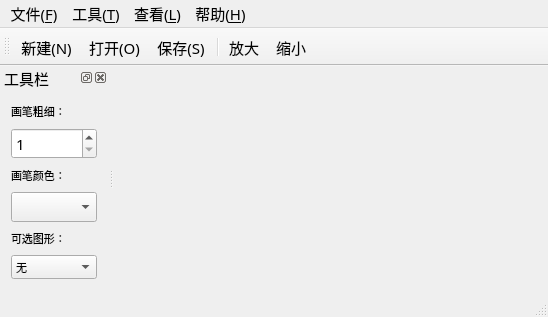
The window that mainwindow.ui (419267209/LINUX_PAINTING) describes before a commit, drawn with Qt 5.
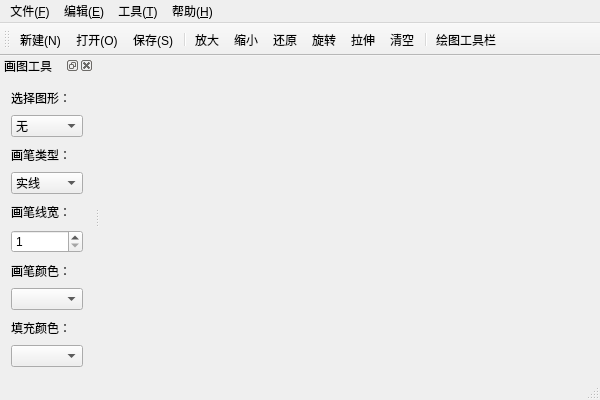
The same window after the commit. Icons and pictures are not drawn.

Commit message:
绘图软件最终版，功能基本实现
在界面的基础上，实现了简单图形、直线的绘制，实线点线极其颜色选择、线笔宽度等功能。

What changed in the file:
```diff
--- a/mainwindow.ui
+++ b/mainwindow.ui
@@ -6,19 +6,12 @@
    <rect>
     <x>0</x>
     <y>0</y>
-    <width>548</width>
-    <height>317</height>
+    <width>600</width>
+    <height>400</height>
    </rect>
   </property>
-  <property name="font">
-   <font>
-    <family>文泉驿等宽微米黑</family>
-    <pointsize>11</pointsize>
-    <italic>false</italic>
-   </font>
-  </property>
   <property name="windowTitle">
-   <string>MainWindow</string>
+   <string>Qt绘图</string>
   </property>
   <widget class="QWidget" name="centralWidget"/>
   <widget class="QMenuBar" name="menuBar">
@@ -26,49 +19,52 @@
     <rect>
      <x>0</x>
      <y>0</y>
-     <width>548</width>
-     <height>24</height>
+     <width>600</width>
+     <height>23</height>
     </rect>
    </property>
-   <widget class="QMenu" name="menu">
+   <widget class="QMenu" name="menu_F">
     <property name="title">
      <string>文件(&amp;F)</string>
     </property>
-    <addaction name="action"/>
-    <addaction name="action_2"/>
+    <addaction name="action_N"/>
+    <addaction name="action_O"/>
     <addaction name="separator"/>
-    <addaction name="action_3"/>
+    <addaction name="action_S"/>
+    <addaction name="action_A"/>
+    <addaction name="separator"/>
+    <addaction name="action_P"/>
+    <addaction name="separator"/>
+    <addaction name="action_X"/>
+   </widget>
+   <widget class="QMenu" name="menu_E">
+    <property name="title">
+     <string>编辑(&amp;E)</string>
+    </property>
     <addaction name="action_4"/>
-    <addaction name="separator"/>
     <addaction name="action_5"/>
-    <addaction name="separator"/>
     <addaction name="action_6"/>
-   </widget>
-   <widget class="QMenu" name="menu_2">
-    <property name="title">
-     <string>查看(&amp;L)</string>
-    </property>
     <addaction name="action_7"/>
     <addaction name="action_8"/>
-    <addaction name="action100"/>
+    <addaction name="separator"/>
+    <addaction name="action_10"/>
    </widget>
-   <widget class="QMenu" name="menu_3">
-    <property name="title">
-     <string>帮助(&amp;H)</string>
-    </property>
-    <addaction name="action_9"/>
-    <addaction name="actionHelp"/>
-   </widget>
-   <widget class="QMenu" name="menu_4">
+   <widget class="QMenu" name="menu_T">
     <property name="title">
      <string>工具(&amp;T)</string>
     </property>
-    <addaction name="action_13"/>
+    <addaction name="action_11"/>
    </widget>
-   <addaction name="menu"/>
-   <addaction name="menu_4"/>
-   <addaction name="menu_2"/>
-   <addaction name="menu_3"/>
+   <widget class="QMenu" name="menu_H">
+    <property name="title">
+     <string>帮助(&amp;H)</string>
+    </property>
+    <addaction name="action_12"/>
+   </widget>
+   <addaction name="menu_F"/>
+   <addaction name="menu_E"/>
+   <addaction name="menu_T"/>
+   <addaction name="menu_H"/>
   </widget>
   <widget class="QToolBar" name="mainToolBar">
    <attribute name="toolBarArea">
@@ -77,76 +73,38 @@
    <attribute name="toolBarBreak">
     <bool>false</bool>
    </attribute>
-   <addaction name="action"/>
-   <addaction name="action_2"/>
-   <addaction name="action_3"/>
+   <addaction name="action_N"/>
+   <addaction name="action_O"/>
+   <addaction name="action_S"/>
    <addaction name="separator"/>
+   <addaction name="action_4"/>
+   <addaction name="action_5"/>
+   <addaction name="action_6"/>
    <addaction name="action_7"/>
    <addaction name="action_8"/>
+   <addaction name="action_10"/>
+   <addaction name="separator"/>
+   <addaction name="action_11"/>
   </widget>
   <widget class="QStatusBar" name="statusBar"/>
-  <widget class="QDockWidget" name="dockWidget_2">
+  <widget class="QDockWidget" name="dockWidget">
    <property name="windowTitle">
-    <string>工具栏</string>
+    <string>画图工具</string>
    </property>
    <attribute name="dockWidgetArea">
     <number>1</number>
    </attribute>
-   <widget class="QWidget" name="dockWidgetContents_2">
-    <layout class="QVBoxLayout" name="verticalLayout">
-     <item>
-      <widget class="QLabel" name="width_pen">
-       <property name="font">
-        <font>
-         <pointsize>8</pointsize>
-        </font>
-       </property>
+   <widget class="QWidget" name="dockWidgetContents">
+    <layout class="QGridLayout" name="gridLayout">
+     <item row="0" column="0">
+      <widget class="QLabel" name="label">
        <property name="text">
-        <string>画笔粗细：</string>
+        <string>选择图形：</string>
        </property>
       </widget>
      </item>
-     <item>
-      <widget class="QSpinBox" name="pen_spinBox">
-       <property name="minimum">
-        <number>1</number>
-       </property>
-      </widget>
-     </item>
-     <item>
-      <widget class="QLabel" name="color_pen">
-       <property name="font">
-        <font>
-         <pointsize>8</pointsize>
-        </font>
-       </property>
-       <property name="text">
-        <string>画笔颜色：</string>
-       </property>
-      </widget>
-     </item>
-     <item>
-      <widget class="QComboBox" name="color_pen_comboBox"/>
-     </item>
-     <item>
-      <widget class="QLabel" name="gragh_to_choose">
-       <property name="font">
-        <font>
-         <pointsize>8</pointsize>
-        </font>
-       </property>
-       <property name="text">
-        <string>可选图形：</string>
-       </property>
-      </widget>
-     </item>
-     <item>
-      <widget class="QComboBox" name="gragh_comboBox">
-       <property name="font">
-        <font>
-         <pointsize>8</pointsize>
-        </font>
-       </property>
+     <item row="1" column="0">
+      <widget class="QComboBox" name="shapeComboBox">
        <item>
         <property name="text">
          <string>无</string>
@@ -157,27 +115,77 @@
          <string>直线</string>
         </property>
        </item>
-       <item>
-        <property name="text">
-         <string>圆形</string>
-        </property>
-       </item>
-       <item>
-        <property name="text">
-         <string>椭圆形</string>
-        </property>
-       </item>
        <item>
         <property name="text">
          <string>矩形</string>
         </property>
        </item>
+       <item>
+        <property name="text">
+         <string>椭圆</string>
+        </property>
+       </item>
       </widget>
      </item>
+     <item row="2" column="0">
+      <widget class="QLabel" name="label_2">
+       <property name="text">
+        <string>画笔类型：</string>
+       </property>
+      </widget>
+     </item>
+     <item row="3" column="0">
+      <widget class="QComboBox" name="penStyleComboBox">
+       <item>
+        <property name="text">
+         <string>实线</string>
+        </property>
+       </item>
+       <item>
+        <property name="text">
+         <string>点线</string>
+        </property>
+       </item>
+      </widget>
+     </item>
+     <item row="4" column="0">
+      <widget class="QLabel" name="label_3">
+       <property name="text">
+        <string>画笔线宽：</string>
+       </property>
+      </widget>
+     </item>
+     <item row="5" column="0">
+      <widget class="QSpinBox" name="penWidthSpinBox">
+       <property name="minimum">
+        <number>1</number>
+       </property>
+      </widget>
+     </item>
+     <item row="6" column="0">
+      <widget class="QLabel" name="label_4">
+       <property name="text">
+        <string>画笔颜色：</string>
+       </property>
+      </widget>
+     </item>
+     <item row="7" column="0">
+      <widget class="QComboBox" name="penColorComboBox"/>
+     </item>
+     <item row="8" column="0">
+      <widget class="QLabel" name="label_5">
+       <property name="text">
+        <string>填充颜色：</string>
+       </property>
+      </widget>
+     </item>
+     <item row="9" column="0">
+      <widget class="QComboBox" name="brushColorComboBox"/>
+     </item>
     </layout>
    </widget>
   </widget>
-  <action name="action">
+  <action name="action_N">
    <property name="icon">
     <iconset resource="sources.qrc">
      <normaloff>:/new/prefix1/images/new.png</normaloff>:/new/prefix1/images/new.png</iconset>
@@ -192,10 +200,7 @@
     <string>Ctrl+N</string>
    </property>
   </action>
-  <action name="action_2">
-   <property name="checkable">
-    <bool>false</bool>
-   </property>
+  <action name="action_O">
    <property name="icon">
     <iconset resource="sources.qrc">
      <normaloff>:/new/prefix1/images/open.png</normaloff>:/new/prefix1/images/open.png</iconset>
@@ -210,7 +215,7 @@
     <string>Ctrl+O</string>
    </property>
   </action>
-  <action name="action_3">
+  <action name="action_S">
    <property name="icon">
     <iconset resource="sources.qrc">
      <normaloff>:/new/prefix1/images/save.png</normaloff>:/new/prefix1/images/save.png</iconset>
@@ -225,7 +230,7 @@
     <string>Ctrl+S</string>
    </property>
   </action>
-  <action name="action_4">
+  <action name="action_A">
    <property name="icon">
     <iconset resource="sources.qrc">
      <normaloff>:/new/prefix1/images/saveas.png</normaloff>:/new/prefix1/images/saveas.png</iconset>
@@ -234,13 +239,10 @@
     <string>另存为(&amp;A)</string>
    </property>
    <property name="statusTip">
-    <string>另存为</string>
-   </property>
-   <property name="shortcut">
-    <string>Ctrl+A</string>
+    <string>文件另存为</string>
    </property>
   </action>
-  <action name="action_5">
+  <action name="action_P">
    <property name="icon">
     <iconset resource="sources.qrc">
      <normaloff>:/new/prefix1/images/print.png</normaloff>:/new/prefix1/images/print.png</iconset>
@@ -249,28 +251,25 @@
     <string>打印(&amp;P)</string>
    </property>
    <property name="statusTip">
-    <string>打印</string>
+    <string>打印文件</string>
    </property>
    <property name="shortcut">
     <string>Ctrl+P</string>
    </property>
   </action>
-  <action name="action_6">
+  <action name="action_X">
    <property name="icon">
     <iconset resource="sources.qrc">
      <normaloff>:/new/prefix1/images/exit.png</normaloff>:/new/prefix1/images/exit.png</iconset>
    </property>
    <property name="text">
-    <string>退出</string>
+    <string>退出(&amp;X)</string>
    </property>
    <property name="statusTip">
     <string>退出</string>
    </property>
-   <property name="shortcut">
-    <string>Ctrl+Q</string>
-   </property>
   </action>
-  <action name="action_7">
+  <action name="action_4">
    <property name="icon">
     <iconset resource="sources.qrc">
      <normaloff>:/new/prefix1/images/zoom-in.png</normaloff>:/new/prefix1/images/zoom-in.png</iconset>
@@ -279,10 +278,13 @@
     <string>放大</string>
    </property>
    <property name="statusTip">
-    <string>放大</string>
+    <string>图片放大</string>
+   </property>
+   <property name="shortcut">
+    <string>Ctrl+Up</string>
    </property>
   </action>
-  <action name="action_8">
+  <action name="action_5">
    <property name="icon">
     <iconset resource="sources.qrc">
      <normaloff>:/new/prefix1/images/zoom-out.png</normaloff>:/new/prefix1/images/zoom-out.png</iconset>
@@ -291,43 +293,94 @@
     <string>缩小</string>
    </property>
    <property name="statusTip">
-    <string>缩小</string>
+    <string>图片缩小</string>
    </property>
+   <property name="shortcut">
+    <string>Ctrl+Down</string>
+   </property>
   </action>
-  <action name="action_9">
+  <action name="action_6">
    <property name="icon">
     <iconset resource="sources.qrc">
-     <normaloff>:/new/prefix1/images/help-about.png</normaloff>:/new/prefix1/images/help-about.png</iconset>
+     <normaloff>:/new/prefix1/images/zoom-1.png</normaloff>:/new/prefix1/images/zoom-1.png</iconset>
    </property>
    <property name="text">
-    <string>关于</string>
+    <string>还原</string>
    </property>
    <property name="statusTip">
+    <string>还原图片</string>
+   </property>
+   <property name="shortcut">
+    <string>Ctrl+Home</string>
+   </property>
+  </action>
+  <action name="action_7">
+   <property name="icon">
+    <iconset resource="sources.qrc">
+     <normaloff>:/new/prefix1/images/rotate.png</normaloff>:/new/prefix1/images/rotate.png</iconset>
+   </property>
+   <property name="text">
+    <string>旋转</string>
+   </property>
+   <property name="statusTip">
+    <string>旋转图片</string>
+   </property>
+   <property name="shortcut">
+    <string>Ctrl+Left</string>
+   </property>
+  </action>
+  <action name="action_8">
+   <property name="icon">
+    <iconset resource="sources.qrc">
+     <normaloff>:/new/prefix1/images/shear.png</normaloff>:/new/prefix1/images/shear.png</iconset>
+   </property>
+   <property name="text">
+    <string>拉伸</string>
+   </property>
+   <property name="statusTip">
+    <string>拉伸图片</string>
+   </property>
+   <property name="shortcut">
+    <string>Ctrl+Right</string>
+   </property>
+  </action>
+  <action name="action_10">
+   <property name="icon">
+    <iconset resource="sources.qrc">
+     <normaloff>:/new/prefix1/images/clear.png</normaloff>:/new/prefix1/images/clear.png</iconset>
+   </property>
+   <property name="text">
+    <string>清空</string>
+   </property>
+   <property name="statusTip">
+    <string>清空图片</string>
+   </property>
+   <property name="shortcut">
+    <string>Ctrl+Del</string>
+   </property>
+  </action>
+  <action name="action_11">
+   <property name="icon">
+    <iconset resource="sources.qrc">
+     <normaloff>:/new/prefix1/images/tool.png</normaloff>:/new/prefix1/images/tool.png</iconset>
+   </property>
+   <property name="text">
+    <string>绘图工具栏</string>
+   </property>
+   <property name="statusTip">
+    <string>显示绘图工具</string>
+   </property>
+  </action>
+  <action name="action_12">
+   <property name="icon">
+    <iconset resource="sources.qrc">
+     <normaloff>:/new/prefix1/images/help.jpg</normaloff>:/new/prefix1/images/help.jpg</iconset>
+   </property>
+   <property name="text">
     <string>关于本软件</string>
    </property>
-  </action>
-  <action name="actionHelp">
-   <property name="text">
-    <string>Help</string>
-   </property>
    <property name="statusTip">
-    <string>帮助（使用说明？*_*）</string>
-   </property>
-  </action>
-  <action name="action_13">
-   <property name="text">
-    <string>工具栏</string>
-   </property>
-   <property name="statusTip">
-    <string>工具栏</string>
-   </property>
-  </action>
-  <action name="action100">
-   <property name="text">
-    <string>100%</string>
-   </property>
-   <property name="statusTip">
-    <string>原图大小查看</string>
+    <string>显示帮助</string>
    </property>
   </action>
  </widget>
```
The commit also changes 23 other files.
